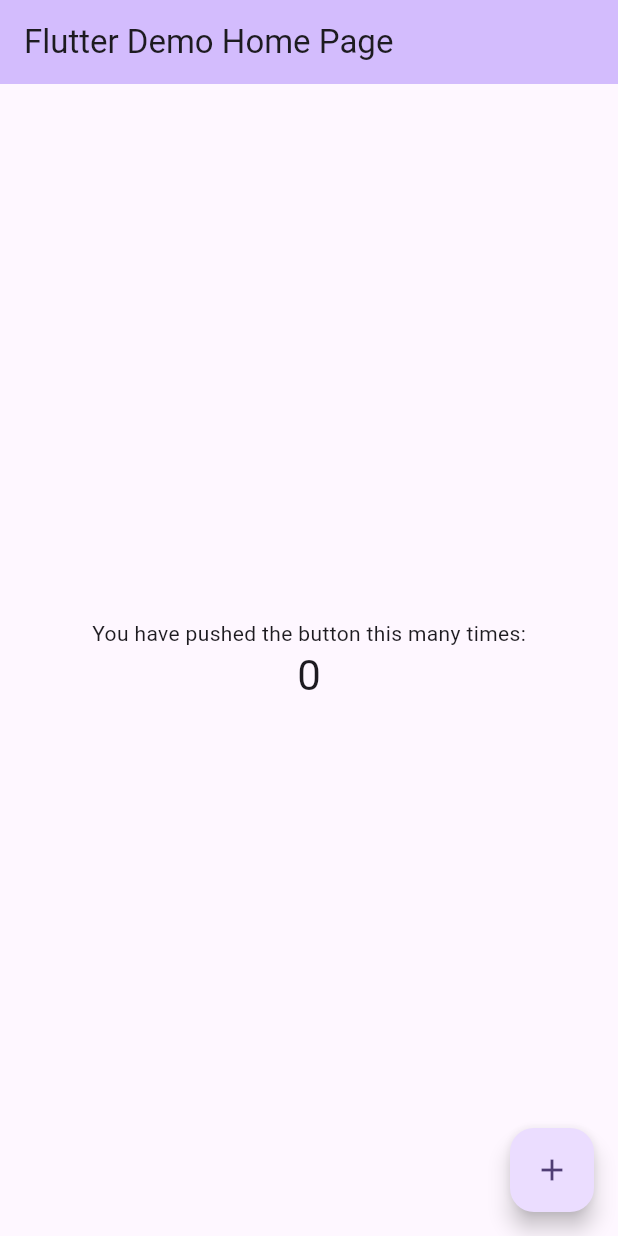
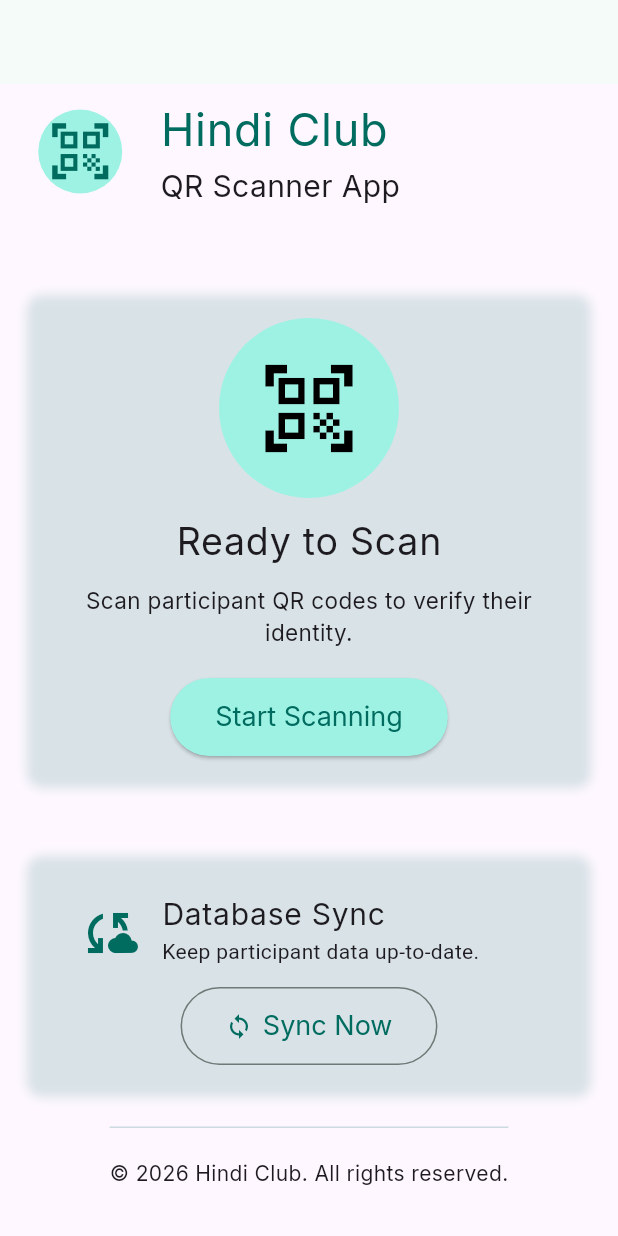
Before and after one commit to shamak24/QR-Scan, a Flutter app: the screen it shows after launch, on a phone screen of 412 x 824 dp. Run offline on Flutter 3.47's test engine with Material 3 defaults, Android fonts, the phone set to English and light mode, and no system bars; our stand-ins replace google_fonts.

Commit message:
Refactor main application structure and UI components

```diff
--- a/lib/main.dart
+++ b/lib/main.dart
@@ -1,122 +1,40 @@
 import 'package:flutter/material.dart';
+import 'package:qrscan/screens/main_screen.dart';
 
 void main() {
   runApp(const MyApp());
 }
 
+var kColorScheme = ColorScheme.fromSeed(seedColor: const Color(0xFF14B8A6));
+
+ThemeData darkTheme = ThemeData.dark().copyWith(
+  colorScheme: kColorScheme,
+  useMaterial3: true,
+  appBarTheme: const AppBarTheme(
+    backgroundColor: Colors.transparent,
+  ),
+  textTheme: const TextTheme(
+    bodyLarge: TextStyle(color: Colors.white),
+    bodyMedium: TextStyle(color: Colors.white70),
+  )
+);
+
+ThemeData lightTheme = ThemeData().copyWith(
+  colorScheme: kColorScheme,
+  useMaterial3: true,
+);
+
 class MyApp extends StatelessWidget {
   const MyApp({super.key});
 
-  // This widget is the root of your application.
   @override
   Widget build(BuildContext context) {
     return MaterialApp(
-      title: 'Flutter Demo',
-      theme: ThemeData(
-        // This is the theme of your application.
-        //
-        // TRY THIS: Try running your application with "flutter run". You'll see
-        // the application has a purple toolbar. Then, without quitting the app,
-        // try changing the seedColor in the colorScheme below to Colors.green
-        // and then invoke "hot reload" (save your changes or press the "hot
-        // reload" button in a Flutter-supported IDE, or press "r" if you used
-        // the command line to start the app).
-        //
-        // Notice that the counter didn't reset back to zero; the application
-        // state is not lost during the reload. To reset the state, use hot
-        // restart instead.
-        //
-        // This works for code too, not just values: Most code changes can be
-        // tested with just a hot reload.
-        colorScheme: .fromSeed(seedColor: Colors.deepPurple),
-      ),
-      home: const MyHomePage(title: 'Flutter Demo Home Page'),
+      debugShowCheckedModeBanner: false,
+      title: 'QR Scan',
+      darkTheme: darkTheme,
+      theme: lightTheme,
+      home: const MainScreen(),
     );
   }
 }
-
-class MyHomePage extends StatefulWidget {
-  const MyHomePage({super.key, required this.title});
-
-  // This widget is the home page of your application. It is stateful, meaning
-  // that it has a State object (defined below) that contains fields that affect
-  // how it looks.
-
-  // This class is the configuration for the state. It holds the values (in this
-  // case the title) provided by the parent (in this case the App widget) and
-  // used by the build method of the State. Fields in a Widget subclass are
-  // always marked "final".
-
-  final String title;
-
-  @override
-  State<MyHomePage> createState() => _MyHomePageState();
-}
-
-class _MyHomePageState extends State<MyHomePage> {
-  int _counter = 0;
-
-  void _incrementCounter() {
-    setState(() {
-      // This call to setState tells the Flutter framework that something has
-      // changed in this State, which causes it to rerun the build method below
-      // so that the display can reflect the updated values. If we changed
-      // _counter without calling setState(), then the build method would not be
-      // called again, and so nothing would appear to happen.
-      _counter++;
-    });
-  }
-
-  @override
-  Widget build(BuildContext context) {
-    // This method is rerun every time setState is called, for instance as done
-    // by the _incrementCounter method above.
-    //
-    // The Flutter framework has been optimized to make rerunning build methods
-    // fast, so that you can just rebuild anything that needs updating rather
-    // than having to individually change instances of widgets.
-    return Scaffold(
-      appBar: AppBar(
-        // TRY THIS: Try changing the color here to a specific color (to
-        // Colors.amber, perhaps?) and trigger a hot reload to see the AppBar
-        // change color while the other colors stay the same.
-        backgroundColor: Theme.of(context).colorScheme.inversePrimary,
-        // Here we take the value from the MyHomePage object that was created by
-        // the App.build method, and use it to set our appbar title.
-        title: Text(widget.title),
-      ),
-      body: Center(
-        // Center is a layout widget. It takes a single child and positions it
-        // in the middle of the parent.
-        child: Column(
-          // Column is also a layout widget. It takes a list of children and
-          // arranges them vertically. By default, it sizes itself to fit its
-          // children horizontally, and tries to be as tall as its parent.
-          //
-          // Column has various properties to control how it sizes itself and
-          // how it positions its children. Here we use mainAxisAlignment to
-          // center the children vertically; the main axis here is the vertical
-          // axis because Columns are vertical (the cross axis would be
-          // horizontal).
-          //
-          // TRY THIS: Invoke "debug painting" (choose the "Toggle Debug Paint"
-          // action in the IDE, or press "p" in the console), to see the
-          // wireframe for each widget.
-          mainAxisAlignment: .center,
-          children: [
-            const Text('You have pushed the button this many times:'),
-            Text(
-              '$_counter',
-              style: Theme.of(context).textTheme.headlineMedium,
-            ),
-          ],
-        ),
-      ),
-      floatingActionButton: FloatingActionButton(
-        onPressed: _incrementCounter,
-        tooltip: 'Increment',
-        child: const Icon(Icons.add),
-      ),
-    );
-  }
-}
--- /dev/null
+++ b/lib/models/students.dart
@@ -0,0 +1,11 @@
+class Students {
+  final String name;
+  final String regNo;
+  final String email;
+
+  const Students({
+    required this.name,
+    required this.regNo,
+    required this.email,
+  });
+}
--- /dev/null
+++ b/lib/screens/main_screen.dart
@@ -0,0 +1,183 @@
+import 'package:flutter/material.dart';
+import 'package:google_fonts/google_fonts.dart';
+import 'package:qrscan/widgets/heading.dart';
+
+class MainScreen extends StatelessWidget {
+  const MainScreen({super.key});
+
+  @override
+  Widget build(BuildContext context) {
+    return Scaffold(
+      appBar: AppBar(
+        title: const Text(""),
+        elevation: 0,
+        backgroundColor: Theme.of(context).appBarTheme.backgroundColor,
+      ),
+      body: Column(
+        children: [
+          Container(alignment: Alignment.topLeft, child: Heading()),
+          const SizedBox(height: 50),
+          Container(
+            margin: const EdgeInsets.symmetric(horizontal: 20),
+            width: double.infinity,
+            alignment: Alignment.center,
+            decoration: BoxDecoration(
+              borderRadius: BorderRadius.circular(10),
+              boxShadow: [
+                BoxShadow(
+                  color: Theme.of(
+                    context,
+                  ).colorScheme.primary.withOpacity(0.15),
+                  spreadRadius: 2,
+                  blurRadius: 5,
+                  offset: const Offset(0, 3),
+                ),
+              ],
+            ),
+            padding: const EdgeInsets.all(16),
+            child: Column(
+              crossAxisAlignment: CrossAxisAlignment.center,
+              children: [
+                CircleAvatar(
+                  radius: 60,
+                  backgroundColor: Theme.of(
+                    context,
+                  ).colorScheme.primaryContainer,
+                  child: Icon(
+                    Icons.qr_code_scanner,
+                    size: 70,
+                    color: Colors.black,
+                  ),
+                ),
+                const SizedBox(height: 10),
+                Text(
+                  "Ready to Scan",
+                  style: Theme.of(context).textTheme.bodyLarge!.copyWith(
+                    fontSize: 25,
+                    fontFamily: GoogleFonts.inter(
+                      fontWeight: FontWeight.bold,
+                    ).fontFamily,
+                  ),
+                ),
+                const SizedBox(height: 10),
+                Text(
+                  "Scan participant QR codes to verify their identity.",
+                  textAlign: TextAlign.center,
+                  style: Theme.of(context).textTheme.bodyMedium!.copyWith(
+                    fontSize: 15,
+                    fontFamily: GoogleFonts.inter(
+                      fontWeight: FontWeight.w500,
+                    ).fontFamily,
+                  ),
+                ),
+                const SizedBox(height: 20),
+                ElevatedButton(
+                  onPressed: () {
+                    // Navigate to scanner screen
+                  },
+                  style: ElevatedButton.styleFrom(
+                    padding: const EdgeInsets.symmetric(
+                      horizontal: 30,
+                      vertical: 15,
+                    ),
+                    textStyle: TextStyle(
+                      fontSize: 18,
+                      color: Theme.of(context).colorScheme.onPrimary,
+                      fontFamily: GoogleFonts.inter(
+                        fontWeight: FontWeight.w600,
+                      ).fontFamily,
+                    ),
+                    backgroundColor: Theme.of(
+                      context,
+                    ).colorScheme.primaryContainer,
+                  ),
+                  child: const Text("Start Scanning"),
+                ),
+              ],
+            ),
+          ),
+          const SizedBox(height: 50),
+          Container(
+            decoration: BoxDecoration(
+              borderRadius: BorderRadius.circular(10),
+              boxShadow: [
+                BoxShadow(
+                  color: Theme.of(
+                    context,
+                  ).colorScheme.primary.withOpacity(0.15),
+                  spreadRadius: 2,
+                  blurRadius: 5,
+                  offset: const Offset(0, 3),
+                ),
+              ],
+            ),
+            padding: const EdgeInsets.all(16),
+            margin: const EdgeInsets.symmetric(horizontal: 20),
+            alignment: Alignment.center,
+            child: Column(
+              children: [
+                ListTile(
+                  leading: Icon(
+                    Icons.cloud_sync_sharp,
+                    color: Theme.of(context).colorScheme.primary,
+                    size: 40,
+                  ),
+                  title: Text(
+                    "Database Sync",
+                    style: Theme.of(context).textTheme.bodyLarge!.copyWith(
+                      fontSize: 20,
+                      fontFamily: GoogleFonts.inter(
+                        fontWeight: FontWeight.bold,
+                      ).fontFamily,
+                    ),
+                  ),
+                  subtitle: Text(
+                    "Keep participant data up-to-date.",
+                    style: Theme.of(context).textTheme.bodyMedium,
+                  ),
+                ),
+                OutlinedButton.icon(
+                  onPressed: () {},
+                  icon: const Icon(Icons.sync),
+                  label: const Text("Sync Now"),
+                  style: OutlinedButton.styleFrom(
+                    padding: const EdgeInsets.symmetric(
+                      horizontal: 30,
+                      vertical: 15,
+                    ),
+                    textStyle: TextStyle(
+                      fontSize: 18,
+                      color: Theme.of(context).colorScheme.onPrimary,
+                      fontFamily: GoogleFonts.inter(
+                        fontWeight: FontWeight.w600,
+                      ).fontFamily,
+                    ),
+                  ),
+                ),
+              ],
+            ),
+          ),
+          const SizedBox(height: 25),
+          Container(
+            decoration: BoxDecoration(
+              border: Border(
+                top: BorderSide(
+                  color: Theme.of(context).colorScheme.primary.withOpacity(0.2),
+                  width: 1,
+                ),
+              ),
+            ),
+            padding: const EdgeInsets.symmetric(vertical: 20),
+            child: Text(
+              "© 2026 Hindi Club. All rights reserved.",
+              style: Theme.of(context).textTheme.bodyMedium!.copyWith(
+                fontSize: 14,
+                fontFamily: GoogleFonts.inter().fontFamily,
+              ),
+            ),
+          ),
+        ],
+      ),
+    );
+  }
+}
--- /dev/null
+++ b/lib/widgets/heading.dart
@@ -0,0 +1,36 @@
+import 'package:flutter/material.dart';
+import 'package:google_fonts/google_fonts.dart';
+
+class Heading extends StatelessWidget {
+  const Heading({super.key});
+
+  @override
+  Widget build(BuildContext context) {
+    return ListTile(
+      title: Text(
+        "Hindi Club",
+        style: TextStyle(
+          fontSize: 30,
+          color: Theme.of(context).colorScheme.primary,
+          fontFamily: GoogleFonts.inter(fontWeight: FontWeight.bold).fontFamily,
+        ),
+      ),
+      subtitle: Text(
+        "QR Scanner App",
+        style: Theme.of(context).textTheme.bodyMedium!.copyWith(
+          fontSize: 20,
+          fontFamily: GoogleFonts.inter().fontFamily,
+        )
+      ),
+      leading: CircleAvatar(
+        radius: 37.5,
+        backgroundColor: Theme.of(context).colorScheme.primaryContainer,
+        child: Icon(
+          Icons.qr_code_scanner,
+          size: 45,
+          color: Theme.of(context).colorScheme.primary,
+        ),
+      ),
+    );
+  }
+}
```
Also changed, not shown: pubspec.yaml (+7 -0 lines), pubspec.lock, 1 other file.
